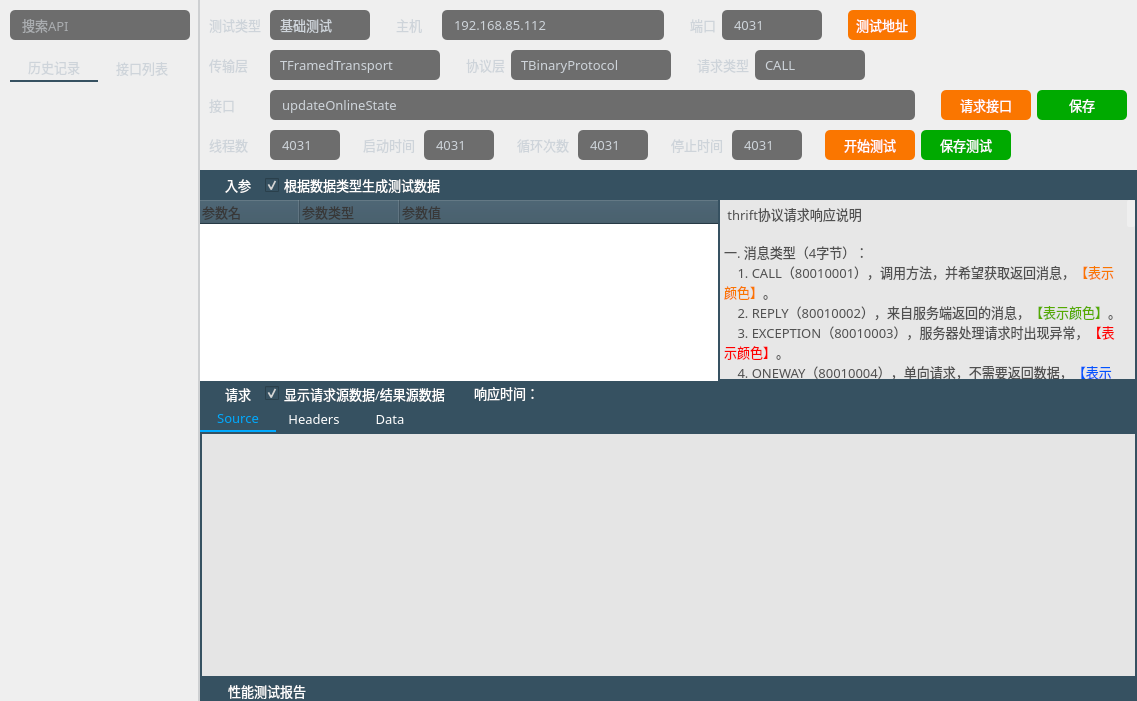
This is thriftwidget.ui in HuaGouFdog/Fdog-Kit as Qt 5 draws it before an edit. The edited form follows.
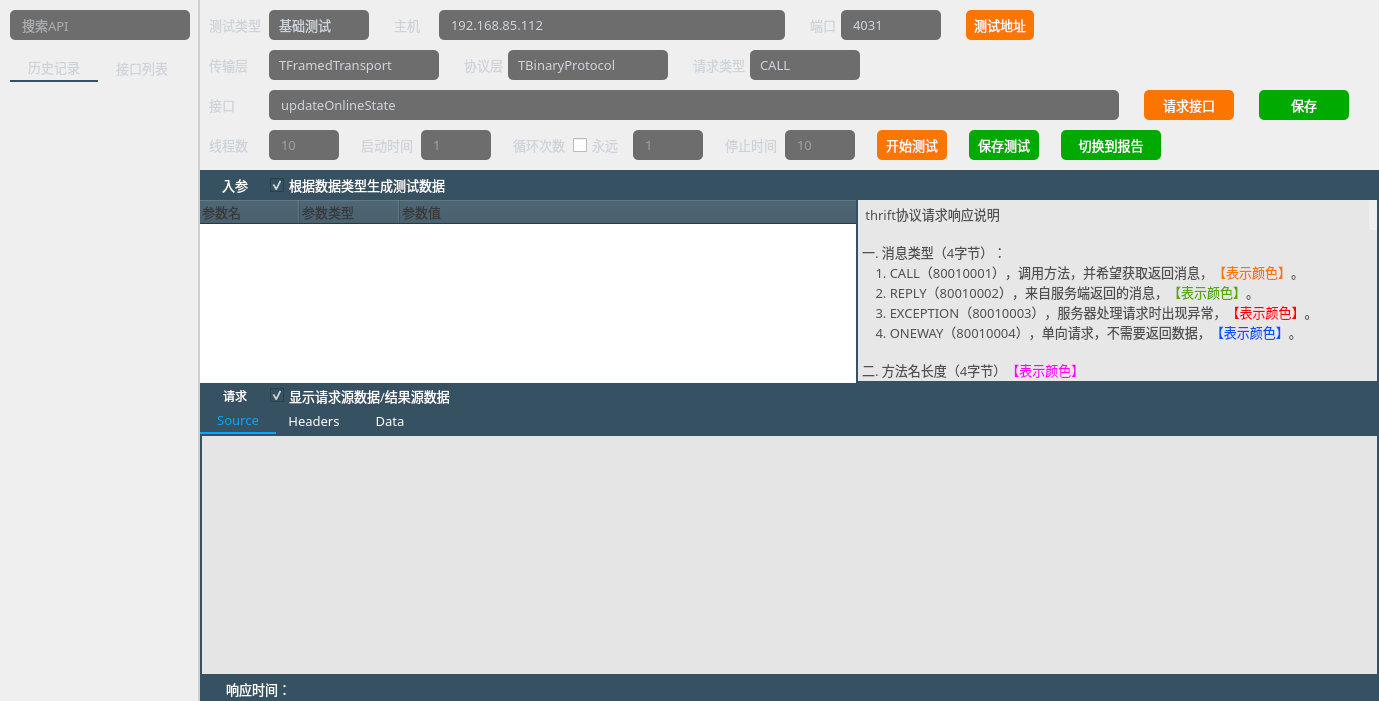
This is the edited form. Icons and pictures are not drawn.

The edit to the form file:
```diff
--- a/thriftwidget.ui
+++ b/thriftwidget.ui
@@ -6,7 +6,7 @@
    <rect>
     <x>0</x>
     <y>0</y>
-    <width>1137</width>
+    <width>1379</width>
     <height>701</height>
    </rect>
   </property>
@@ -389,7 +389,7 @@
     </widget>
    </item>
    <item>
-    <widget class="QWidget" name="widget_7" native="true">
+    <widget class="QWidget" name="widget_right" native="true">
      <property name="styleSheet">
       <string notr="true">
 QComboBox{
@@ -547,6 +547,9 @@
 </string>
         </property>
         <layout class="QHBoxLayout" name="horizontalLayout_2">
+         <property name="spacing">
+          <number>5</number>
+         </property>
          <property name="leftMargin">
           <number>9</number>
          </property>
@@ -918,6 +921,9 @@
 </string>
         </property>
         <layout class="QHBoxLayout" name="horizontalLayout_9">
+         <property name="spacing">
+          <number>5</number>
+         </property>
          <property name="leftMargin">
           <number>9</number>
          </property>
@@ -1153,6 +1159,9 @@
          <string notr="true">color:#ced4da;</string>
         </property>
         <layout class="QHBoxLayout" name="horizontalLayout">
+         <property name="spacing">
+          <number>5</number>
+         </property>
          <property name="leftMargin">
           <number>9</number>
          </property>
@@ -1195,10 +1204,16 @@
           <widget class="QLineEdit" name="lineEdit_funcName">
            <property name="minimumSize">
             <size>
-             <width>0</width>
+             <width>400</width>
              <height>30</height>
             </size>
            </property>
+           <property name="maximumSize">
+            <size>
+             <width>1111111</width>
+             <height>16777215</height>
+            </size>
+           </property>
            <property name="font">
             <font>
              <family>OPPOSans B</family>
@@ -1242,7 +1257,7 @@
           </spacer>
          </item>
          <item>
-          <widget class="QToolButton" name="toolButton">
+          <widget class="QToolButton" name="toolButton_request">
            <property name="minimumSize">
             <size>
              <width>90</width>
@@ -1278,6 +1293,22 @@
            </property>
           </widget>
          </item>
+         <item>
+          <spacer name="horizontalSpacer_27">
+           <property name="orientation">
+            <enum>Qt::Horizontal</enum>
+           </property>
+           <property name="sizeType">
+            <enum>QSizePolicy::Fixed</enum>
+           </property>
+           <property name="sizeHint" stdset="0">
+            <size>
+             <width>20</width>
+             <height>20</height>
+            </size>
+           </property>
+          </spacer>
+         </item>
          <item>
           <widget class="QToolButton" name="toolButton_save">
            <property name="minimumSize">
@@ -1316,11 +1347,27 @@
            </property>
           </widget>
          </item>
+         <item>
+          <spacer name="horizontalSpacer_22">
+           <property name="orientation">
+            <enum>Qt::Horizontal</enum>
+           </property>
+           <property name="sizeType">
+            <enum>QSizePolicy::Fixed</enum>
+           </property>
+           <property name="sizeHint" stdset="0">
+            <size>
+             <width>20</width>
+             <height>20</height>
+            </size>
+           </property>
+          </spacer>
+         </item>
         </layout>
        </widget>
       </item>
       <item>
-       <widget class="QWidget" name="widget_14" native="true">
+       <widget class="QWidget" name="widget_property" native="true">
         <property name="minimumSize">
          <size>
           <width>0</width>
@@ -1328,6 +1375,9 @@
          </size>
         </property>
         <layout class="QHBoxLayout" name="horizontalLayout_13">
+         <property name="spacing">
+          <number>5</number>
+         </property>
          <property name="leftMargin">
           <number>9</number>
          </property>
@@ -1402,10 +1452,10 @@
 }</string>
            </property>
            <property name="text">
-            <string>4031</string>
+            <string/>
            </property>
            <property name="placeholderText">
-            <string>9090</string>
+            <string>10</string>
            </property>
           </widget>
          </item>
@@ -1487,10 +1537,10 @@
 }</string>
            </property>
            <property name="text">
-            <string>4031</string>
+            <string/>
            </property>
            <property name="placeholderText">
-            <string>9090</string>
+            <string>1</string>
            </property>
           </widget>
          </item>
@@ -1539,6 +1589,34 @@
            </property>
           </widget>
          </item>
+         <item>
+          <widget class="QCheckBox" name="checkBox">
+           <property name="minimumSize">
+            <size>
+             <width>55</width>
+             <height>20</height>
+            </size>
+           </property>
+           <property name="maximumSize">
+            <size>
+             <width>55</width>
+             <height>20</height>
+            </size>
+           </property>
+           <property name="font">
+            <font>
+             <family>OPPOSans B</family>
+             <pointsize>10</pointsize>
+            </font>
+           </property>
+           <property name="styleSheet">
+            <string notr="true">color:#ced4da;</string>
+           </property>
+           <property name="text">
+            <string>永远</string>
+           </property>
+          </widget>
+         </item>
          <item>
           <widget class="QLineEdit" name="lineEdit_port_4">
            <property name="minimumSize">
@@ -1572,10 +1650,10 @@
 }</string>
            </property>
            <property name="text">
-            <string>4031</string>
+            <string/>
            </property>
            <property name="placeholderText">
-            <string>9090</string>
+            <string>1</string>
            </property>
           </widget>
          </item>
@@ -1657,10 +1735,10 @@
 }</string>
            </property>
            <property name="text">
-            <string>4031</string>
+            <string/>
            </property>
            <property name="placeholderText">
-            <string>9090</string>
+            <string>10</string>
            </property>
           </widget>
          </item>
@@ -1684,10 +1762,16 @@
           <widget class="QToolButton" name="toolButton_5">
            <property name="minimumSize">
             <size>
-             <width>90</width>
+             <width>70</width>
              <height>30</height>
             </size>
            </property>
+           <property name="maximumSize">
+            <size>
+             <width>70</width>
+             <height>16777215</height>
+            </size>
+           </property>
            <property name="font">
             <font>
              <family>OPPOSans</family>
@@ -1717,14 +1801,36 @@
            </property>
           </widget>
          </item>
+         <item>
+          <spacer name="horizontalSpacer_26">
+           <property name="orientation">
+            <enum>Qt::Horizontal</enum>
+           </property>
+           <property name="sizeType">
+            <enum>QSizePolicy::Fixed</enum>
+           </property>
+           <property name="sizeHint" stdset="0">
+            <size>
+             <width>17</width>
+             <height>27</height>
+            </size>
+           </property>
+          </spacer>
+         </item>
          <item>
           <widget class="QToolButton" name="toolButton_save_2">
            <property name="minimumSize">
             <size>
-             <width>90</width>
+             <width>70</width>
              <height>30</height>
             </size>
            </property>
+           <property name="maximumSize">
+            <size>
+             <width>70</width>
+             <height>16777215</height>
+            </size>
+           </property>
            <property name="font">
             <font>
              <family>OPPOSans</family>
@@ -1755,6 +1861,89 @@
            </property>
           </widget>
          </item>
+         <item>
+          <spacer name="horizontalSpacer_28">
+           <property name="orientation">
+            <enum>Qt::Horizontal</enum>
+           </property>
+           <property name="sizeType">
+            <enum>QSizePolicy::Fixed</enum>
+           </property>
+           <property name="sizeHint" stdset="0">
+            <size>
+             <width>17</width>
+             <height>27</height>
+            </size>
+           </property>
+          </spacer>
+         </item>
+         <item>
+          <widget class="QToolButton" name="toolButton_switch">
+           <property name="minimumSize">
+            <size>
+             <width>100</width>
+             <height>30</height>
+            </size>
+           </property>
+           <property name="maximumSize">
+            <size>
+             <width>100</width>
+             <height>16777215</height>
+            </size>
+           </property>
+           <property name="font">
+            <font>
+             <family>OPPOSans</family>
+             <pointsize>10</pointsize>
+             <stylestrategy>PreferAntialias</stylestrategy>
+            </font>
+           </property>
+           <property name="styleSheet">
+            <string notr="true">QToolButton {
+	color: rgb(255, 255, 255);
+	
+	background-color: rgb(0, 170, 0);
+	border-radius: 5px;
+}
+
+QToolButton::menu-indicator { 
+	image: None;
+}
+
+ 
+QToolButton:hover {
+	color: rgb(255, 255, 255);
+	background-color: rgb(0, 170, 0);
+}</string>
+           </property>
+           <property name="text">
+            <string>切换到报告</string>
+           </property>
+           <property name="icon">
+            <iconset resource="lib.qrc">
+             <normaloff>:/lib/tree_open.png</normaloff>:/lib/tree_open.png</iconset>
+           </property>
+           <property name="toolButtonStyle">
+            <enum>Qt::ToolButtonTextBesideIcon</enum>
+           </property>
+          </widget>
+         </item>
+         <item>
+          <spacer name="horizontalSpacer_25">
+           <property name="orientation">
+            <enum>Qt::Horizontal</enum>
+           </property>
+           <property name="sizeType">
+            <enum>QSizePolicy::Fixed</enum>
+           </property>
+           <property name="sizeHint" stdset="0">
+            <size>
+             <width>20</width>
+             <height>20</height>
+            </size>
+           </property>
+          </spacer>
+         </item>
          <item>
           <spacer name="horizontalSpacer_20">
            <property name="orientation">
@@ -1775,6 +1964,34 @@
        </widget>
       </item>
       <item>
+       <widget class="QStackedWidget" name="stackedWidget_2">
+        <property name="minimumSize">
+         <size>
+          <width>0</width>
+          <height>315</height>
+         </size>
+        </property>
+        <property name="currentIndex">
+         <number>0</number>
+        </property>
+        <widget class="QWidget" name="page_2">
+         <layout class="QVBoxLayout" name="verticalLayout_11">
+          <property name="spacing">
+           <number>0</number>
+          </property>
+          <property name="leftMargin">
+           <number>0</number>
+          </property>
+          <property name="topMargin">
+           <number>0</number>
+          </property>
+          <property name="rightMargin">
+           <number>0</number>
+          </property>
+          <property name="bottomMargin">
+           <number>0</number>
+          </property>
+          <item>
        <widget class="QSplitter" name="splitter_2">
         <property name="orientation">
          <enum>Qt::Vertical</enum>
@@ -1882,6 +2099,12 @@
              <number>0</number>
             </property>
             <widget class="QWidget" name="widget" native="true">
+                 <property name="sizePolicy">
+                  <sizepolicy hsizetype="Preferred" vsizetype="Expanding">
+                   <horstretch>0</horstretch>
+                   <verstretch>0</verstretch>
+                  </sizepolicy>
+                 </property>
              <property name="styleSheet">
               <string notr="true"/>
              </property>
@@ -1929,64 +2152,50 @@
                   <number>0</number>
                  </property>
                  <item>
-                  <widget class="QToolButton" name="toolButton_3">
+                      <widget class="QToolButton" name="toolButton_request_param">
                    <property name="minimumSize">
                     <size>
-                     <width>20</width>
+                         <width>70</width>
                      <height>25</height>
                     </size>
                    </property>
                    <property name="maximumSize">
                     <size>
-                     <width>20</width>
+                         <width>70</width>
                      <height>25</height>
-                    </size>
-                   </property>
-                   <property name="text">
-                    <string/>
-                   </property>
-                   <property name="icon">
-                    <iconset resource="lib.qrc">
-                     <normaloff>:/lib/tree_open.png</normaloff>:/lib/tree_open.png</iconset>
-                   </property>
-                   <property name="iconSize">
-                    <size>
-                     <width>23</width>
-                     <height>23</height>
-                    </size>
-                   </property>
-                  </widget>
-                 </item>
-                 <item>
-                  <widget class="QLabel" name="label_4">
-                   <property name="minimumSize">
-                    <size>
-                     <width>0</width>
-                     <height>30</height>
-                    </size>
-                   </property>
-                   <property name="maximumSize">
-                    <size>
-                     <width>45</width>
-                     <height>30</height>
                     </size>
                    </property>
                    <property name="font">
                     <font>
                      <family>OPPOSans B</family>
                      <pointsize>10</pointsize>
-                     <stylestrategy>PreferAntialias</stylestrategy>
-                    </font>
-                   </property>
-                   <property name="styleSheet">
-                    <string notr="true">background-color: rgb(54, 81, 97);
-color: rgb(255, 255, 255);
-padding-left:2px;
-padding-right:10px;</string>
-                   </property>
+                         <weight>50</weight>
+                         <italic>false</italic>
+                         <bold>false</bold>
+                        </font>
+                       </property>
                    <property name="text">
                     <string>入参</string>
                    </property>
+                       <property name="icon">
+                        <iconset resource="lib.qrc">
+                         <normaloff>:/lib/tree_open.png</normaloff>:/lib/tree_open.png</iconset>
+                       </property>
+                       <property name="iconSize">
+                        <size>
+                         <width>20</width>
+                         <height>20</height>
+                        </size>
+                       </property>
+                       <property name="checkable">
+                        <bool>false</bool>
+                       </property>
+                       <property name="checked">
+                        <bool>false</bool>
+                       </property>
+                       <property name="toolButtonStyle">
+                        <enum>Qt::ToolButtonTextBesideIcon</enum>
+                       </property>
                   </widget>
                  </item>
                  <item>
@@ -2560,16 +2769,16 @@
                  <number>0</number>
                 </property>
                 <item>
-                 <widget class="QToolButton" name="toolButton_4">
+                     <widget class="QToolButton" name="toolButton_response">
                   <property name="minimumSize">
                    <size>
-                    <width>20</width>
+                        <width>70</width>
                     <height>0</height>
                    </size>
                   </property>
                   <property name="maximumSize">
                    <size>
-                    <width>20</width>
+                        <width>70</width>
                     <height>16777215</height>
                    </size>
                   </property>
@@ -2581,52 +2790,23 @@
 	background-color: rgba(255, 255, 255, 0);
 	border-radius: 5px;
 }</string>
-                  </property>
-                  <property name="text">
-                   <string/>
-                  </property>
-                  <property name="icon">
-                   <iconset resource="lib.qrc">
-                    <normaloff>:/lib/tree_open.png</normaloff>:/lib/tree_open.png</iconset>
-                  </property>
-                  <property name="iconSize">
-                   <size>
-                    <width>23</width>
-                    <height>23</height>
-                   </size>
-                  </property>
-                 </widget>
-                </item>
-                <item>
-                 <widget class="QLabel" name="label_7">
-                  <property name="minimumSize">
-                   <size>
-                    <width>0</width>
-                    <height>25</height>
-                   </size>
-                  </property>
-                  <property name="maximumSize">
-                   <size>
-                    <width>16777215</width>
-                    <height>25</height>
-                   </size>
-                  </property>
-                  <property name="font">
-                   <font>
-                    <family>OPPOSans B</family>
-                    <pointsize>10</pointsize>
-                    <stylestrategy>PreferAntialias</stylestrategy>
-                   </font>
-                  </property>
-                  <property name="styleSheet">
-                   <string notr="true">background-color: rgb(54, 81, 97);
-color: rgb(255, 255, 255);
-padding-left:2px;
-padding-right:10px;</string>
                   </property>
                   <property name="text">
                    <string>请求</string>
                   </property>
+                      <property name="icon">
+                       <iconset resource="lib.qrc">
+                        <normaloff>:/lib/tree_open.png</normaloff>:/lib/tree_open.png</iconset>
+                      </property>
+                      <property name="iconSize">
+                       <size>
+                        <width>20</width>
+                        <height>20</height>
+                       </size>
+                      </property>
+                      <property name="toolButtonStyle">
+                       <enum>Qt::ToolButtonTextBesideIcon</enum>
+                      </property>
                  </widget>
                 </item>
                 <item>
@@ -2655,71 +2835,6 @@
                   </property>
                  </widget>
                 </item>
-                <item>
-                 <widget class="QLabel" name="label_req">
-                  <property name="font">
-                   <font>
-                    <family>OPPOSans B</family>
-                    <pointsize>10</pointsize>
-                    <stylestrategy>PreferAntialias</stylestrategy>
-                   </font>
-                  </property>
-                  <property name="styleSheet">
-                   <string notr="true"/>
-                  </property>
-                  <property name="text">
-                   <string/>
-                  </property>
-                 </widget>
-                </item>
-                <item>
-                 <spacer name="horizontalSpacer_7">
-                  <property name="orientation">
-                   <enum>Qt::Horizontal</enum>
-                  </property>
-                  <property name="sizeType">
-                   <enum>QSizePolicy::Fixed</enum>
-                  </property>
-                  <property name="sizeHint" stdset="0">
-                   <size>
-                    <width>10</width>
-                    <height>20</height>
-                   </size>
-                  </property>
-                 </spacer>
-                </item>
-                <item>
-                 <widget class="QLabel" name="label_time">
-                  <property name="minimumSize">
-                   <size>
-                    <width>0</width>
-                    <height>0</height>
-                   </size>
-                  </property>
-                  <property name="maximumSize">
-                   <size>
-                    <width>16777215</width>
-                    <height>20</height>
-                   </size>
-                  </property>
-                  <property name="font">
-                   <font>
-                    <family>OPPOSans B</family>
-                    <pointsize>10</pointsize>
-                    <stylestrategy>PreferAntialias</stylestrategy>
-                   </font>
-                  </property>
-                  <property name="styleSheet">
-                   <string notr="true">background-color: rgb(54, 81, 97);
-color: rgb(255, 255, 255);
-padding-left:2px;
-padding-right:10px;</string>
-                  </property>
-                  <property name="text">
-                   <string>响应时间：</string>
-                  </property>
-                 </widget>
-                </item>
                 <item>
                  <spacer name="horizontalSpacer_5">
                   <property name="orientation">
@@ -2768,7 +2883,7 @@
                   <number>0</number>
                  </property>
                  <item>
-                  <widget class="QTabWidget" name="tabWidget_2">
+                      <widget class="QTabWidget" name="tabWidget_response">
                    <property name="font">
                     <font>
                      <family>OPPOSans B</family>
@@ -3169,7 +3284,7 @@
                <property name="minimumSize">
                 <size>
                  <width>0</width>
-                 <height>20</height>
+                     <height>25</height>
                 </size>
                </property>
                <property name="font">
@@ -3199,55 +3314,50 @@
                  <number>3</number>
                 </property>
                 <item>
-                 <widget class="QToolButton" name="toolButton_6">
-                  <property name="minimumSize">
-                   <size>
-                    <width>20</width>
-                    <height>0</height>
-                   </size>
-                  </property>
-                  <property name="maximumSize">
-                   <size>
-                    <width>20</width>
-                    <height>16777215</height>
-                   </size>
+                     <widget class="QLabel" name="label_req">
+                      <property name="font">
+                       <font>
+                        <family>OPPOSans B</family>
+                        <pointsize>10</pointsize>
+                        <stylestrategy>PreferAntialias</stylestrategy>
+                       </font>
                   </property>
                   <property name="styleSheet">
-                   <string notr="true">
-QToolButton {
-	font: 10pt &quot;OPPOSans B&quot;;
-	color: rgb(255, 255, 255);
-	background-color: rgba(255, 255, 255, 0);
-	border-radius: 5px;
-}</string>
+                       <string notr="true"/>
                   </property>
                   <property name="text">
                    <string/>
                   </property>
-                  <property name="icon">
-                   <iconset resource="lib.qrc">
-                    <normaloff>:/lib/tree_open.png</normaloff>:/lib/tree_open.png</iconset>
-                  </property>
-                  <property name="iconSize">
-                   <size>
-                    <width>23</width>
-                    <height>23</height>
-                   </size>
-                  </property>
                  </widget>
                 </item>
                 <item>
-                 <widget class="QLabel" name="label_19">
+                     <spacer name="horizontalSpacer_7">
+                      <property name="orientation">
+                       <enum>Qt::Horizontal</enum>
+                      </property>
+                      <property name="sizeType">
+                       <enum>QSizePolicy::Fixed</enum>
+                      </property>
+                      <property name="sizeHint" stdset="0">
+                       <size>
+                        <width>10</width>
+                        <height>20</height>
+                       </size>
+                      </property>
+                     </spacer>
+                    </item>
+                    <item>
+                     <widget class="QLabel" name="label_time">
                   <property name="minimumSize">
                    <size>
                     <width>0</width>
-                    <height>20</height>
+                        <height>0</height>
                    </size>
                   </property>
                   <property name="maximumSize">
                    <size>
                     <width>16777215</width>
-                    <height>25</height>
+                        <height>20</height>
                    </size>
                   </property>
                   <property name="font">
@@ -3264,7 +3374,7 @@
 padding-right:10px;</string>
                   </property>
                   <property name="text">
-                   <string>性能测试报告</string>
+                       <string>响应时间：</string>
                   </property>
                  </widget>
                 </item>
@@ -3289,6 +3399,11 @@
           </item>
          </layout>
         </widget>
+           </widget>
+          </item>
+         </layout>
+        </widget>
+        <widget class="QWidget" name="page_3"/>
        </widget>
       </item>
      </layout>
```
Lines whose indentation alone changed are shown as unchanged.
